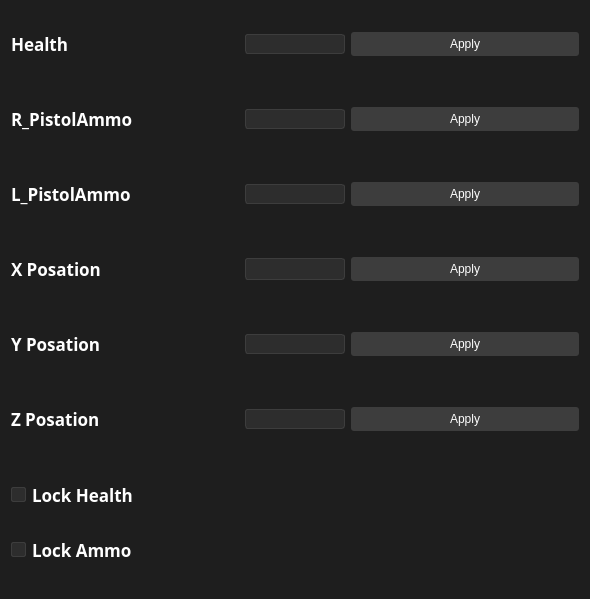
The window that Hitman5_External.ui (47bahadir/Hitman5_ExternalCheat) describes before a commit, drawn with Qt 5.
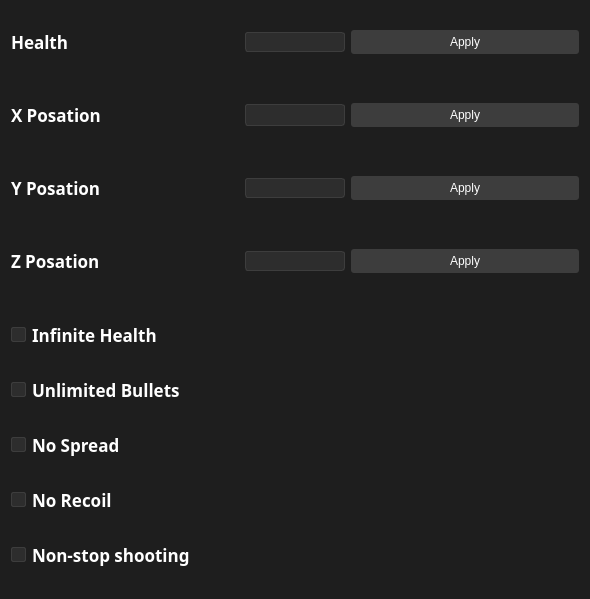
The same window after the commit.

```diff
--- a/Hitman5_External.ui
+++ b/Hitman5_External.ui
@@ -21,72 +21,72 @@
     </property>
     <property name="styleSheet">
       <string notr="true">
-        QMainWindow {
-        background-color: #1e1e1e;
-        }
-        QWidget {
-        background-color: #1e1e1e;
-        color: #ffffff;
-        }
-        QLabel {
-        color: #ffffff;
-        }
-        QLineEdit {
-        background-color: #2d2d2d;
-        color: #ffffff;
-        border: 1px solid #3d3d3d;
-        border-radius: 3px;
-        padding: 2px;
-        }
-        QPushButton {
-        background-color: #3d3d3d;
-        color: #ffffff;
-        border: none;
-        border-radius: 3px;
-        padding: 5px;
-        }
-        QPushButton:hover {
-        background-color: #4d4d4d;
-        }
-        QPushButton:pressed {
-        background-color: #2d2d2d;
-        }
-        QCheckBox {
-        color: #ffffff;
-        }
-        QCheckBox::indicator {
-        width: 13px;
-        height: 13px;
-        border: 1px solid #3d3d3d;
-        border-radius: 2px;
-        }
-        QCheckBox::indicator:unchecked {
-        background-color: #2d2d2d;
-        }
-        QCheckBox::indicator:checked {
-        background-color: #4d4d4d;
-        }
-        QMessageBox {
-        background-color: #1e1e1e;
-        color: #ffffff;
-        }
-        QMessageBox QLabel {
-        color: #ffffff;
-        }
-        QMessageBox QPushButton {
-        background-color: #3d3d3d;
-        color: #ffffff;
-        border: none;
-        border-radius: 3px;
-        padding: 5px 10px;
-        min-width: 60px;
-        }
-        QMessageBox QPushButton:hover {
-        background-color: #4d4d4d;
-        }
-        QMessageBox QPushButton:pressed {
-        background-color: #2d2d2d;
-        }
+     QMainWindow {
+     background-color: #1e1e1e;
+     }
+     QWidget {
+     background-color: #1e1e1e;
+     color: #ffffff;
+     }
+     QLabel {
+     color: #ffffff;
+     }
+     QLineEdit {
+     background-color: #2d2d2d;
+     color: #ffffff;
+     border: 1px solid #3d3d3d;
+     border-radius: 3px;
+     padding: 2px;
+     }
+     QPushButton {
+     background-color: #3d3d3d;
+     color: #ffffff;
+     border: none;
+     border-radius: 3px;
+     padding: 5px;
+     }
+     QPushButton:hover {
+     background-color: #4d4d4d;
+     }
+     QPushButton:pressed {
+     background-color: #2d2d2d;
+     }
+     QCheckBox {
+     color: #ffffff;
+     }
+     QCheckBox::indicator {
+     width: 13px;
+     height: 13px;
+     border: 1px solid #3d3d3d;
+     border-radius: 2px;
+     }
+     QCheckBox::indicator:unchecked {
+     background-color: #2d2d2d;
+     }
+     QCheckBox::indicator:checked {
+     background-color: #0078d4;
+     }
+     QMessageBox {
+     background-color: #1e1e1e;
+     color: #ffffff;
+     }
+     QMessageBox QLabel {
+     color: #ffffff;
+     }
+     QMessageBox QPushButton {
+     background-color: #3d3d3d;
+     color: #ffffff;
+     border: none;
+     border-radius: 3px;
+     padding: 5px 10px;
+     min-width: 60px;
+     }
+     QMessageBox QPushButton:hover {
+     background-color: #4d4d4d;
+     }
+     QMessageBox QPushButton:pressed {
+     background-color: #2d2d2d;
+     }
       </string>
     </property>
     <widget class="QWidget" name="centralWidget">
@@ -144,102 +144,6 @@
                 </item>
               </layout>
             </item>
-            <item>
-              <layout class="QHBoxLayout" name="horizontalLayout_2">
-                <item>
-                  <widget class="QLabel" name="R_PistolAmmo_label">
-                    <property name="font">
-                      <font>
-                        <family>Bell MT</family>
-                        <pointsize>13</pointsize>
-                        <weight>75</weight>
-                        <bold>true</bold>
-                      </font>
-                    </property>
-                    <property name="text">
-                      <string>R_PistolAmmo</string>
-                    </property>
-                  </widget>
-                </item>
-                <item>
-                  <widget class="QLineEdit" name="R_PistolAmmo_EditLine">
-                    <property name="sizePolicy">
-                      <sizepolicy hsizetype="Expanding" vsizetype="Fixed">
-                        <horstretch>0</horstretch>
-                        <verstretch>0</verstretch>
-                      </sizepolicy>
-                    </property>
-                    <property name="maximumSize">
-                      <size>
-                        <width>100</width>
-                        <height>20</height>
-                      </size>
-                    </property>
-                  </widget>
-                </item>
-                <item>
-                  <widget class="QPushButton" name="R_PistolAmmo_ApplyButton">
-                    <property name="sizePolicy">
-                      <sizepolicy hsizetype="Preferred" vsizetype="Fixed">
-                        <horstretch>0</horstretch>
-                        <verstretch>0</verstretch>
-                      </sizepolicy>
-                    </property>
-                    <property name="text">
-                      <string>Apply</string>
-                    </property>
-                  </widget>
-                </item>
-              </layout>
-            </item>
-            <item>
-              <layout class="QHBoxLayout" name="horizontalLayout_6">
-                <item>
-                  <widget class="QLabel" name="L_PistolAmmo_label">
-                    <property name="font">
-                      <font>
-                        <family>Bell MT</family>
-                        <pointsize>13</pointsize>
-                        <weight>75</weight>
-                        <bold>true</bold>
-                      </font>
-                    </property>
-                    <property name="text">
-                      <string>L_PistolAmmo</string>
-                    </property>
-                  </widget>
-                </item>
-                <item>
-                  <widget class="QLineEdit" name="L_PistolAmmo_EditLine">
-                    <property name="sizePolicy">
-                      <sizepolicy hsizetype="Expanding" vsizetype="Fixed">
-                        <horstretch>0</horstretch>
-                        <verstretch>0</verstretch>
-                      </sizepolicy>
-                    </property>
-                    <property name="maximumSize">
-                      <size>
-                        <width>100</width>
-                        <height>20</height>
-                      </size>
-                    </property>
-                  </widget>
-                </item>
-                <item>
-                  <widget class="QPushButton" name="L_PistolAmmo_ApplyButton">
-                    <property name="sizePolicy">
-                      <sizepolicy hsizetype="Preferred" vsizetype="Fixed">
-                        <horstretch>0</horstretch>
-                        <verstretch>0</verstretch>
-                      </sizepolicy>
-                    </property>
-                    <property name="text">
-                      <string>Apply</string>
-                    </property>
-                  </widget>
-                </item>
-              </layout>
-            </item>
             <item>
               <layout class="QHBoxLayout" name="horizontalLayout_3">
                 <item>
@@ -400,7 +304,7 @@
                       </font>
                     </property>
                     <property name="text">
-                      <string>Lock Health</string>
+           <string>Infinite Health</string>
                     </property>
                   </widget>
                 </item>
@@ -415,7 +319,52 @@
                       </font>
                     </property>
                     <property name="text">
-                      <string>Lock Ammo</string>
+           <string>Unlimited Bullets</string>
+          </property>
+         </widget>
+        </item>
+        <item>
+         <widget class="QCheckBox" name="NoSpread_checkBox">
+          <property name="font">
+           <font>
+            <family>Bell MT</family>
+            <pointsize>13</pointsize>
+            <weight>75</weight>
+            <bold>true</bold>
+           </font>
+          </property>
+          <property name="text">
+           <string>No Spread</string>
+          </property>
+         </widget>
+        </item>
+        <item>
+         <widget class="QCheckBox" name="NoRecoil_checkBox">
+          <property name="font">
+           <font>
+            <family>Bell MT</family>
+            <pointsize>13</pointsize>
+            <weight>75</weight>
+            <bold>true</bold>
+           </font>
+          </property>
+          <property name="text">
+           <string>No Recoil</string>
+          </property>
+         </widget>
+        </item>
+        <item>
+         <widget class="QCheckBox" name="NonStopShooting_checkBox">
+          <property name="font">
+           <font>
+            <family>Bell MT</family>
+            <pointsize>13</pointsize>
+            <weight>75</weight>
+            <bold>true</bold>
+           </font>
+          </property>
+          <property name="text">
+           <string>Non-stop shooting</string>
                     </property>
                   </widget>
                 </item>
```
Left out of the diff: 4 changed lines with no effect on the pictures. Lines whose indentation alone changed are shown as unchanged.
